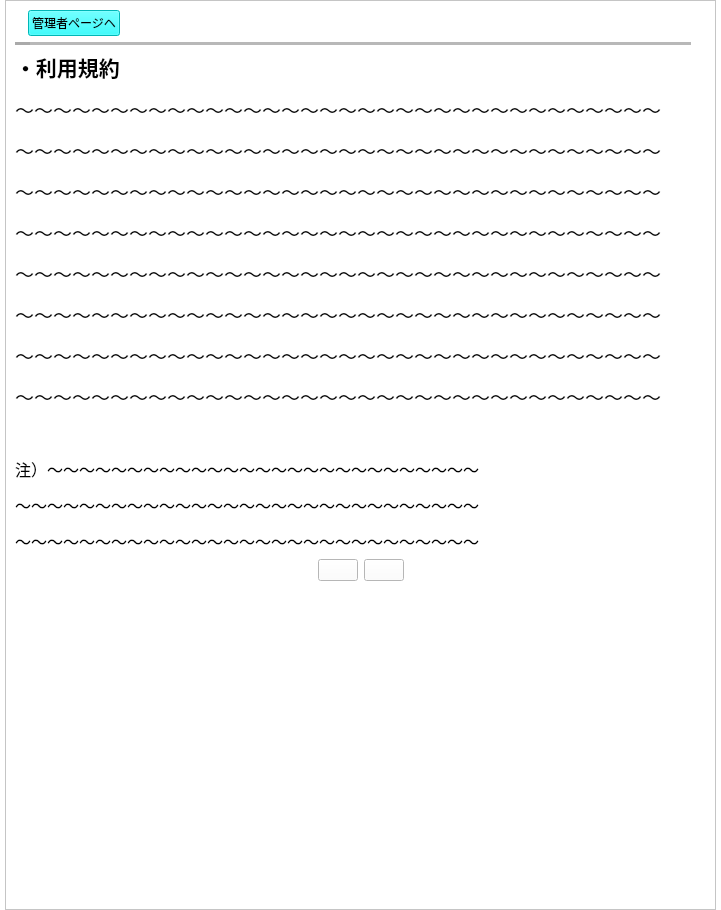
First picture: the form in design/enaviHome.ui, repository kokimame/e-navi, before the edit.
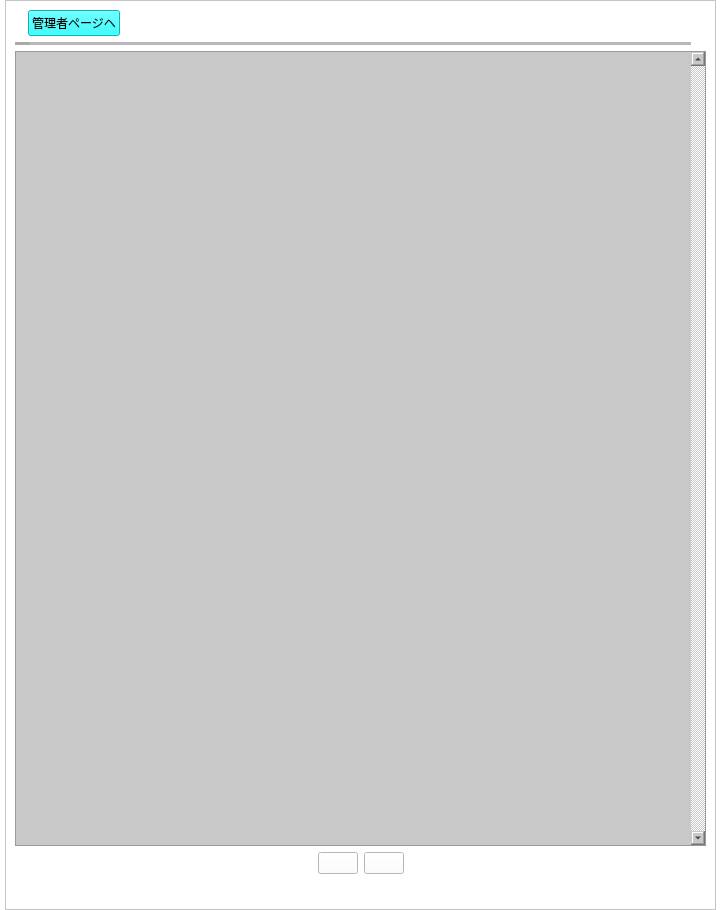
Second picture: the form after the edit. Icons and pictures are not drawn.

Commit message: Added term of use

What changed in the file:
```diff
--- a/design/enaviHome.ui
+++ b/design/enaviHome.ui
@@ -101,39 +101,57 @@
         </widget>
        </item>
        <item>
-        <layout class="QHBoxLayout" name="horizontalLayout_6">
-         <item>
-          <widget class="QLabel" name="label_6">
-           <property name="text">
-            <string>&lt;html&gt;&lt;head/&gt;&lt;body&gt;&lt;p&gt;&lt;span style=&quot; font-size:16pt; font-weight:600;&quot;&gt;・利用規約&lt;/span&gt;&lt;/p&gt;&lt;p&gt;&lt;span style=&quot; font-size:14pt;&quot;&gt;〜〜〜〜〜〜〜〜〜〜〜〜〜〜〜〜〜〜〜〜〜〜〜〜〜〜〜〜〜〜〜〜〜〜&lt;/span&gt;&lt;/p&gt;&lt;p&gt;&lt;span style=&quot; font-size:14pt;&quot;&gt;〜〜〜〜〜〜〜〜〜〜〜〜〜〜〜〜〜〜〜〜〜〜〜〜〜〜〜〜〜〜〜〜〜〜&lt;/span&gt;&lt;/p&gt;&lt;p&gt;&lt;span style=&quot; font-size:14pt;&quot;&gt;〜〜〜〜〜〜〜〜〜〜〜〜〜〜〜〜〜〜〜〜〜〜〜〜〜〜〜〜〜〜〜〜〜〜&lt;/span&gt;&lt;/p&gt;&lt;p&gt;&lt;span style=&quot; font-size:14pt;&quot;&gt;〜〜〜〜〜〜〜〜〜〜〜〜〜〜〜〜〜〜〜〜〜〜〜〜〜〜〜〜〜〜〜〜〜〜&lt;/span&gt;&lt;/p&gt;&lt;p&gt;&lt;span style=&quot; font-size:14pt;&quot;&gt;〜〜〜〜〜〜〜〜〜〜〜〜〜〜〜〜〜〜〜〜〜〜〜〜〜〜〜〜〜〜〜〜〜〜&lt;/span&gt;&lt;/p&gt;&lt;p&gt;&lt;span style=&quot; font-size:14pt;&quot;&gt;〜〜〜〜〜〜〜〜〜〜〜〜〜〜〜〜〜〜〜〜〜〜〜〜〜〜〜〜〜〜〜〜〜〜&lt;/span&gt;&lt;/p&gt;&lt;p&gt;&lt;span style=&quot; font-size:14pt;&quot;&gt;〜〜〜〜〜〜〜〜〜〜〜〜〜〜〜〜〜〜〜〜〜〜〜〜〜〜〜〜〜〜〜〜〜〜&lt;/span&gt;&lt;/p&gt;&lt;p&gt;&lt;span style=&quot; font-size:14pt;&quot;&gt;〜〜〜〜〜〜〜〜〜〜〜〜〜〜〜〜〜〜〜〜〜〜〜〜〜〜〜〜〜〜〜〜〜〜&lt;/span&gt;&lt;/p&gt;&lt;p&gt;&lt;br/&gt;&lt;/p&gt;&lt;/body&gt;&lt;/html&gt;</string>
+        <widget class="QScrollArea" name="scrollArea_2">
+         <property name="styleSheet">
+          <string notr="true">background-color: rgb(200,200,200)</string>
+         </property>
+         <property name="verticalScrollBarPolicy">
+          <enum>Qt::ScrollBarAlwaysOn</enum>
+         </property>
+         <property name="widgetResizable">
+          <bool>true</bool>
+         </property>
+         <widget class="QWidget" name="scrollAreaWidgetContents_2">
+          <property name="geometry">
+           <rect>
+            <x>0</x>
+            <y>0</y>
+            <width>676</width>
+            <height>633</height>
+           </rect>
+          </property>
+          <layout class="QVBoxLayout" name="verticalLayout_4">
+           <property name="spacing">
+            <number>0</number>
            </property>
-          </widget>
-         </item>
-        </layout>
-       </item>
-       <item>
-        <layout class="QHBoxLayout" name="horizontalLayout_10">
-         <item>
-          <widget class="QLabel" name="label_9">
-           <property name="text">
-            <string>&lt;html&gt;&lt;head/&gt;&lt;body&gt;&lt;p&gt;&lt;span style=&quot; font-size:12pt;&quot;&gt;注）〜〜〜〜〜〜〜〜〜〜〜〜〜〜〜〜〜〜〜〜〜〜〜〜〜〜〜&lt;/span&gt;&lt;/p&gt;&lt;p&gt;&lt;span style=&quot; font-size:12pt;&quot;&gt;〜〜〜〜〜〜〜〜〜〜〜〜〜〜〜〜〜〜〜〜〜〜〜〜〜〜〜〜〜&lt;/span&gt;&lt;/p&gt;&lt;p&gt;&lt;span style=&quot; font-size:12pt;&quot;&gt;〜〜〜〜〜〜〜〜〜〜〜〜〜〜〜〜〜〜〜〜〜〜〜〜〜〜〜〜〜&lt;/span&gt;&lt;/p&gt;&lt;/body&gt;&lt;/html&gt;</string>
+           <property name="leftMargin">
+            <number>0</number>
            </property>
-          </widget>
-         </item>
-         <item>
-          <spacer name="horizontalSpacer_10">
-           <property name="orientation">
-            <enum>Qt::Horizontal</enum>
+           <property name="topMargin">
+            <number>0</number>
            </property>
-           <property name="sizeHint" stdset="0">
-            <size>
-             <width>40</width>
-             <height>20</height>
-            </size>
+           <property name="rightMargin">
+            <number>0</number>
            </property>
-          </spacer>
-         </item>
-        </layout>
+           <property name="bottomMargin">
+            <number>0</number>
+           </property>
+           <item>
+            <layout class="QVBoxLayout" name="verticalLayout_3">
+             <property name="leftMargin">
+              <number>6</number>
+             </property>
+             <property name="topMargin">
+              <number>6</number>
+             </property>
+             <property name="bottomMargin">
+              <number>6</number>
+             </property>
+            </layout>
+           </item>
+          </layout>
+         </widget>
+        </widget>
        </item>
        <item>
         <layout class="QHBoxLayout" name="horizontalLayout">
@@ -202,19 +220,6 @@
          </item>
         </layout>
        </item>
-       <item>
-        <spacer name="verticalSpacer">
-         <property name="orientation">
-          <enum>Qt::Vertical</enum>
-         </property>
-         <property name="sizeHint" stdset="0">
-          <size>
-           <width>20</width>
-           <height>40</height>
-          </size>
-         </property>
-        </spacer>
-       </item>
        <item>
         <layout class="QHBoxLayout" name="horizontalLayout_3">
          <item>
```
The commit also changes 2 other files.
